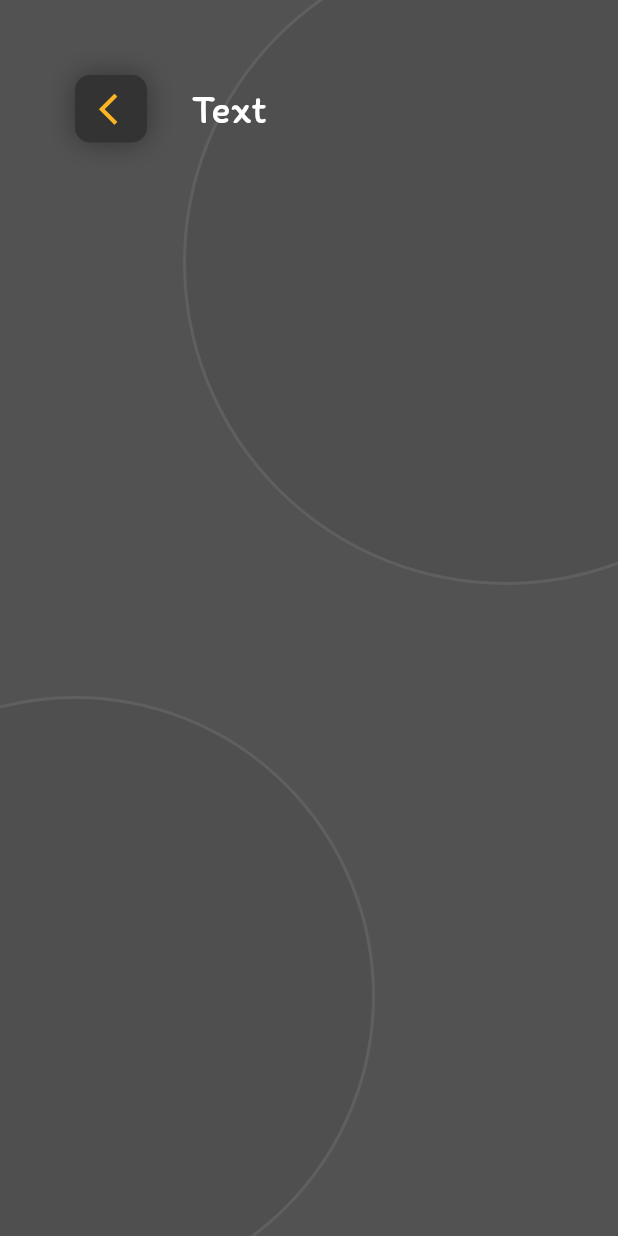
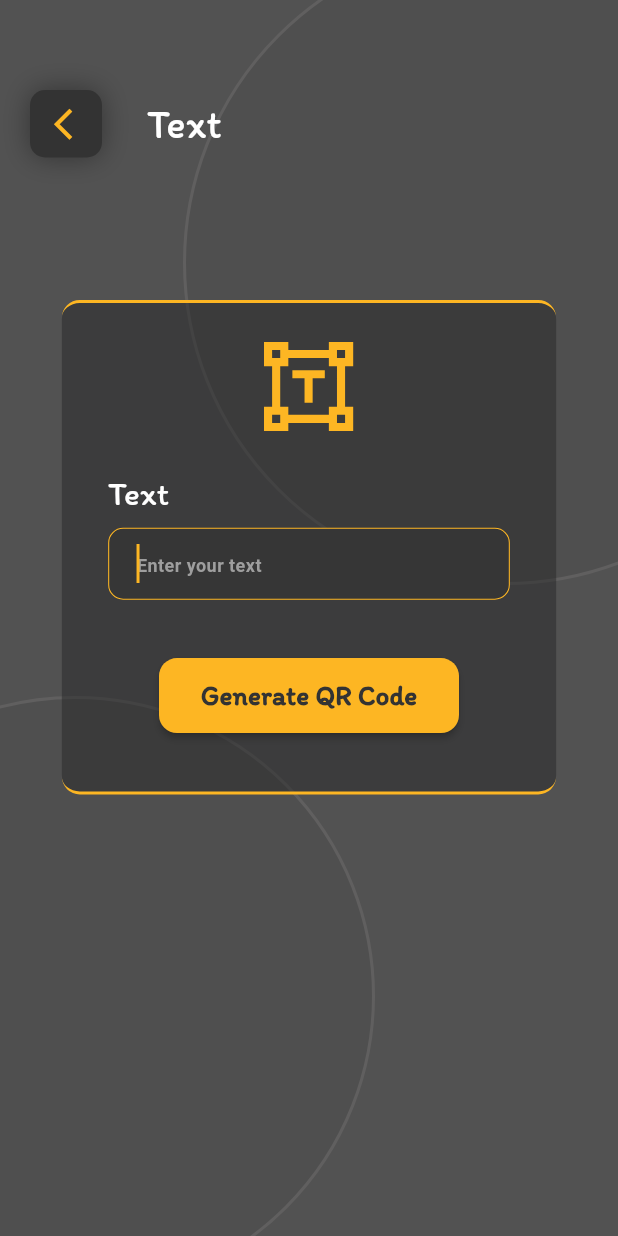
Before and after one commit to AhmedAbdelgawadHassan/Qr_Code-App, a Flutter app: the TextcardView screen opened by its route, on a phone screen of 412 x 824 dp. Run offline on Flutter 3.47's test engine with Material 3 defaults, Android fonts, the phone set to English and light mode, and no system bars; our stand-ins replace flutter_svg, go_router; Roboto replaces fonts that are missing (Arial).

Commit message:
finish TextCardView UI

```diff
--- a/qr_code/lib/Features/Generate_Qr/Presentation/Views/Textcard_View.dart
+++ b/qr_code/lib/Features/Generate_Qr/Presentation/Views/Textcard_View.dart
@@ -1,21 +1,30 @@
 import 'package:flutter/material.dart';
 import 'package:qr_code/Core/Helpers/BuildCircle_Method.dart';
 import 'package:qr_code/Core/Widgets/CustomAppBarCard.dart';
+import 'package:qr_code/Features/Generate_Qr/Presentation/Views/Widgets/TextFieldCard_Container.dart';
 
 class TextcardView extends StatelessWidget {
   const TextcardView({super.key});
 
   @override
   Widget build(BuildContext context) {
+    var widthScreen = MediaQuery.of(context).size.height;
     return Scaffold(
       backgroundColor: Color(0xff525252),
-      body: Stack(
+      body: SingleChildScrollView(
+        child: SizedBox(
+          height:
+              widthScreen, // to prevent error for putting stack inside Column
+          child: Stack(
             alignment: Alignment.center,
             children: [
               Positioned(
                 top: -40,
                 right: -140,
-            child: buildCircle(430, Color(0xff4F4F4F)),  // Method for Building circle
+                child: buildCircle(
+                  430,
+                  Color(0xff4F4F4F),
+                ), // Method for Building circle
               ),
               Positioned(
                 bottom: -40,
@@ -23,10 +32,17 @@ class TextcardView extends StatelessWidget {
                 child: buildCircle(400, Color(0xff4F4F4F)),
               ),
               Positioned(
-            top: 50,
-             left:50,
-              child: Customappbarcard(text: "Text",)),
+                top: 60,
+                left: 20,
+                child: Customappbarcard(text: "Text"),
+              ),
+              Positioned(
+                top: 200,
+                child: TextfieldcardContainer(),
+              ),
             ],
+          ),
+        ),
       ),
     );
   }
--- /dev/null
+++ b/qr_code/lib/Features/Generate_Qr/Presentation/Views/Widgets/GenerateQr_Buttom.dart
@@ -0,0 +1,27 @@
+import 'package:flutter/material.dart';
+import 'package:qr_code/Core/Utils/App_Colors.dart';
+
+class GenerateqrButtom extends StatelessWidget {
+  const GenerateqrButtom({super.key, required this.onpressed});
+  final VoidCallback onpressed;
+
+  @override
+  Widget build(BuildContext context) {
+    return MaterialButton(
+      color: AppColors.primaryColor,
+      height: 50,
+      minWidth: 200,
+      splashColor: AppColors.secondaryColor, // color when pressed
+      shape: RoundedRectangleBorder(borderRadius: BorderRadius.circular(12)),
+     onPressed: onpressed,    // onpressed function
+      child:  Text(
+        "Generate QR Code",
+        style: TextStyle(
+          color: Color(0xff333333),
+          fontSize: 18,
+          fontWeight: FontWeight.w800,
+        ),
+      ),
+    );
+  }
+}
--- /dev/null
+++ b/qr_code/lib/Features/Generate_Qr/Presentation/Views/Widgets/TextFieldCard_Container.dart
@@ -0,0 +1,40 @@
+import 'package:flutter/material.dart';
+import 'package:flutter_svg/svg.dart';
+import 'package:qr_code/Core/Utils/App_Assets.dart';
+import 'package:qr_code/Core/Utils/App_Colors.dart';
+import 'package:qr_code/Features/Generate_Qr/Presentation/Views/Widgets/GenerateQr_Buttom.dart';
+import 'package:qr_code/Features/Generate_Qr/Presentation/Views/Widgets/customTextFormField.dart';
+
+class TextfieldcardContainer extends StatelessWidget {
+  const TextfieldcardContainer({super.key});
+
+  @override
+  Widget build(BuildContext context) {
+    var widthScreen = MediaQuery.of(context).size.width;
+    var heightScreen = MediaQuery.of(context).size.height;
+    return Container(
+      width: widthScreen * 0.8,
+      height: heightScreen * 0.4,
+      decoration: BoxDecoration(
+        color: Color.fromARGB(128, 39, 39, 40),
+        borderRadius: BorderRadius.circular(12),
+        border: Border.symmetric(
+          horizontal: BorderSide(color: AppColors.primaryColor, width: 2),
+        ),
+      ),
+      child: Column(
+        children: [
+          Spacer(flex: 2,),
+          SvgPicture.asset(AppAssets.TextIcone1,height: 60,),
+          Spacer(flex: 2,),
+          Customtextformfield(label: "Text", hintText: "Enter your text", maxLines: 1,ScreenRatio: 0.65,),
+          Spacer(flex: 3,),
+          GenerateqrButtom(onpressed: (){}),
+
+          Spacer(flex: 3,)
+
+        ],
+      ),
+    );
+  }
+}
--- /dev/null
+++ b/qr_code/lib/Features/Generate_Qr/Presentation/Views/Widgets/customTextFormField.dart
@@ -0,0 +1,67 @@
+// ignore_for_file: unnecessary_string_interpolations
+
+import 'package:flutter/material.dart';
+import 'package:qr_code/Core/Utils/App_Colors.dart';
+
+class Customtextformfield extends StatelessWidget {
+  const Customtextformfield({
+    super.key,
+    required this.label,
+    required this.hintText,
+    required this.maxLines,
+      required this.ScreenRatio,
+  });
+  final String label;
+  final String hintText;
+  final int maxLines;
+  final double ScreenRatio;
+  @override
+  Widget build(BuildContext context) {
+    var widthScreen = MediaQuery.of(context).size.width;
+    return Column(
+      crossAxisAlignment: CrossAxisAlignment.start,
+      children: [
+        Text("$label", style: TextStyle(color: Colors.white, fontSize: 22)),
+        SizedBox(height: 7),
+        SizedBox(
+          width: widthScreen*ScreenRatio,    // width of textfield related to container width (Responsive)
+          child: TextFormField(
+            minLines: 1,
+            maxLines: maxLines,
+            cursorColor: AppColors.primaryColor,
+            autofocus: true,
+            style: TextStyle(
+              letterSpacing: 0.3,
+              color: const Color.fromARGB(255, 223, 221, 221),
+              fontSize: 17,
+              fontFamily: "Arial",
+              fontWeight: FontWeight.w500,
+            ),
+            decoration: InputDecoration(
+              filled: true,
+              fillColor: Color(0xff363636),
+              contentPadding: EdgeInsets.symmetric(horizontal: 15,vertical: 10),
+              hintText: "$hintText",
+              hintStyle: TextStyle(
+                fontSize: 12,
+                color: Colors.grey,
+                fontWeight: FontWeight.w600,
+              ),
+              enabledBorder: OutlineInputBorder(
+                borderRadius: BorderRadius.circular(8),
+                borderSide: BorderSide(color: Colors.white, width: 0.6),
+              ),
+              focusedBorder: OutlineInputBorder(
+                borderRadius: BorderRadius.circular(10),
+                borderSide: BorderSide(
+                  color: AppColors.primaryColor,
+                  width: 0.7,
+                ),
+              ),
+            ),
+          ),
+        ),
+      ],
+    );
+  }
+}
```
Lines whose indentation alone changed are shown as unchanged.
